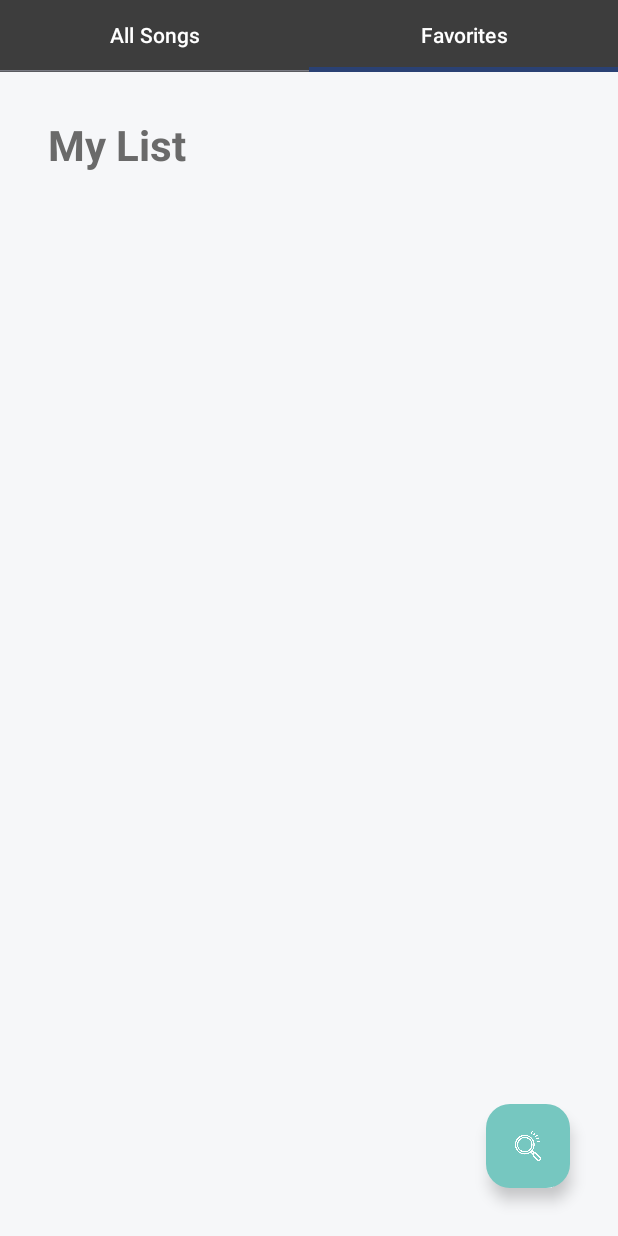
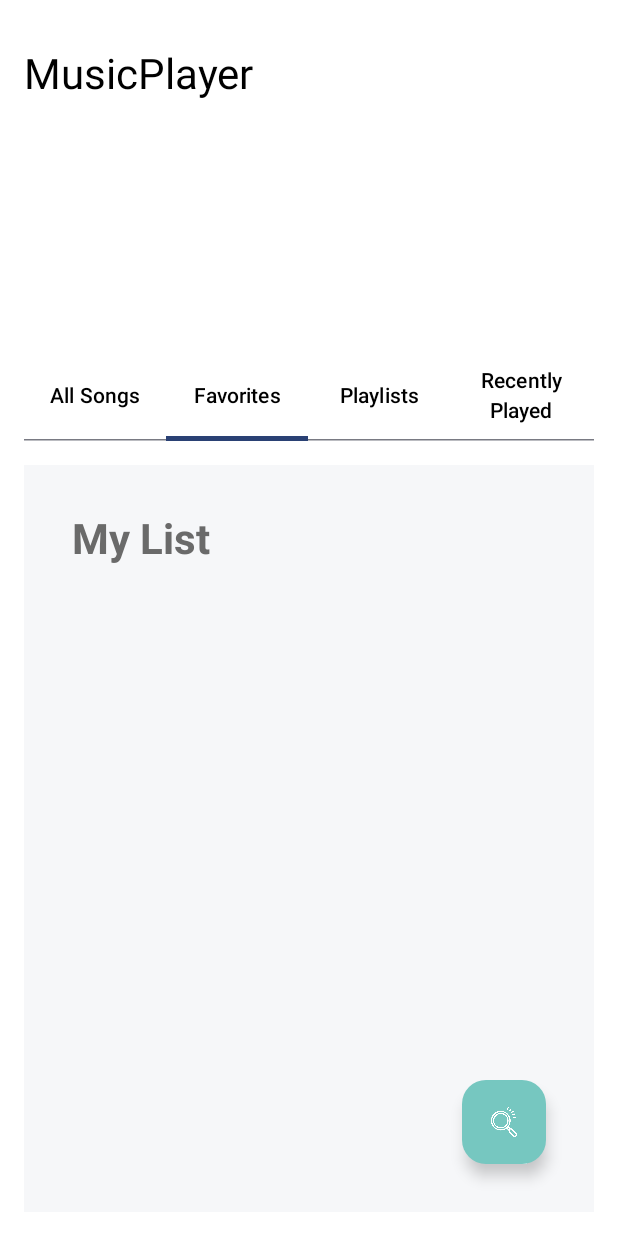
Before and after one commit to kshreeram813/MusicPlayer, an Android app built with Jetpack Compose: the screen it shows after launch (MainActivity), tab 2 chosen, on a phone screen of 412 x 824 dp. Run offline under Robolectric (Android 15) with nearby library versions, the phone set to English and light mode, and no system bars; 1 statement that could not run was skipped.

Commit message:
fixed the size and position of tablayout

```diff
--- a/app/src/main/java/com/kushwaha/musicplayer/MainActivity.kt
+++ b/app/src/main/java/com/kushwaha/musicplayer/MainActivity.kt
@@ -16,6 +16,7 @@ import androidx.compose.material3.*
 import androidx.compose.runtime.*
 import androidx.compose.ui.Modifier
 import androidx.compose.ui.graphics.Color
+import androidx.compose.ui.unit.dp
 import androidx.core.app.ActivityCompat
 import androidx.core.content.ContextCompat
 import com.kushwaha.musicplayer.ui.theme.MusicPlayerTheme
@@ -40,24 +41,50 @@ class MainActivity : ComponentActivity() {
             MusicPlayerTheme {
                 Surface(
                     modifier = Modifier.fillMaxSize(),
-                    color = Color(0xFF6F7575)
+                    color = Color(0xFFFFFFFF)
                 ) {
-                    Column(modifier = Modifier.fillMaxSize()) {
-                        TabRow(selectedTabIndex = selectedTabIndex, containerColor = Color(0xFF3D3D3D)) {
+                    Column(modifier = Modifier.fillMaxSize().padding(16.dp)) {
+                        // App Header
+                        Text(
+                            text = "MusicPlayer",
+                            style = MaterialTheme.typography.headlineMedium.copy(color = Color.Black),
+                            modifier = Modifier.fillMaxWidth().padding(vertical = 16.dp),
+                        )
+
+                        Spacer(modifier = Modifier.height(150.dp)) // Space between the header and the tabs
+
+                        // Tab layout
+                        TabRow(selectedTabIndex = selectedTabIndex, containerColor = Color(
+                            0xFFFFFFFF
+                        )
+                        ) {
                             Tab(
                                 selected = selectedTabIndex == 0,
                                 onClick = { selectedTabIndex = 0 },
-                                text = { Text("All Songs", color = Color.White) }
+                                text = { Text("All Songs", color = Color.Black) }
                             )
                             Tab(
                                 selected = selectedTabIndex == 1,
                                 onClick = { selectedTabIndex = 1 },
-                                text = { Text("Favorites", color = Color.White) }
+                                text = { Text("Favorites", color = Color.Black) }
+                            )
+                            Tab(
+                                selected = selectedTabIndex == 2,
+                                onClick = { selectedTabIndex = 2 },
+                                text = { Text("Playlists", color = Color.Black) }
+                            )
+                            Tab(
+                                selected = selectedTabIndex == 3,
+                                onClick = { selectedTabIndex = 3 },
+                                text = { Text("Recently Played", color = Color.Black) }
                             )
                         }
 
+                        Spacer(modifier = Modifier.height(16.dp)) // Additional gap between tabs and content
+
                         // Song List UI based on selected tab
-                        if (selectedTabIndex == 0) {
+                        when (selectedTabIndex) {
+                            0 -> {
                                 SongListUI(
                                     MusicPlayerState.musicList,
                                     searchQuery,
@@ -73,7 +100,8 @@ class MainActivity : ComponentActivity() {
                                     },
                                     onToggleFavorite = { songName -> toggleFavorite(songName) }
                                 )
-                        } else {
+                            }
+                            1 -> {
                                 SongListUI(
                                     MusicPlayerState.favoriteSongs.map { songName ->
                                         MusicPlayerState.musicList.find { it.first == songName } ?: Pair(songName, "")
@@ -92,6 +120,13 @@ class MainActivity : ComponentActivity() {
                                     onToggleFavorite = { songName -> toggleFavorite(songName) }
                                 )
                             }
+                            2 -> {
+                                // Playlists Tab UI implementation (to be added)
+                            }
+                            3 -> {
+                                // Recently Played Tab UI implementation (to be added)
+                            }
+                        }
 
                         // Bottom Sheet for Now Playing
                         if (ShowBottomSheetState.showBottomSheet) {
@@ -104,7 +139,7 @@ class MainActivity : ComponentActivity() {
                                 songToRename,
                                 newSongName,
                                 onRename = { newName ->
-                                    renameSong(songToRename, newName,this@MainActivity)
+                                    renameSong(songToRename, newName, this@MainActivity)
                                     songToRename = newName
                                     showRenameDialog = false
                                 },
@@ -117,6 +152,8 @@ class MainActivity : ComponentActivity() {
         }
         checkAndRequestPermissions()
     }
+
+
 
     fun toggleFavorite(songTitle: String) {
         if (MusicPlayerState.favoriteSongs.contains(songTitle)) {
```
Lines whose indentation alone changed are shown as unchanged.
